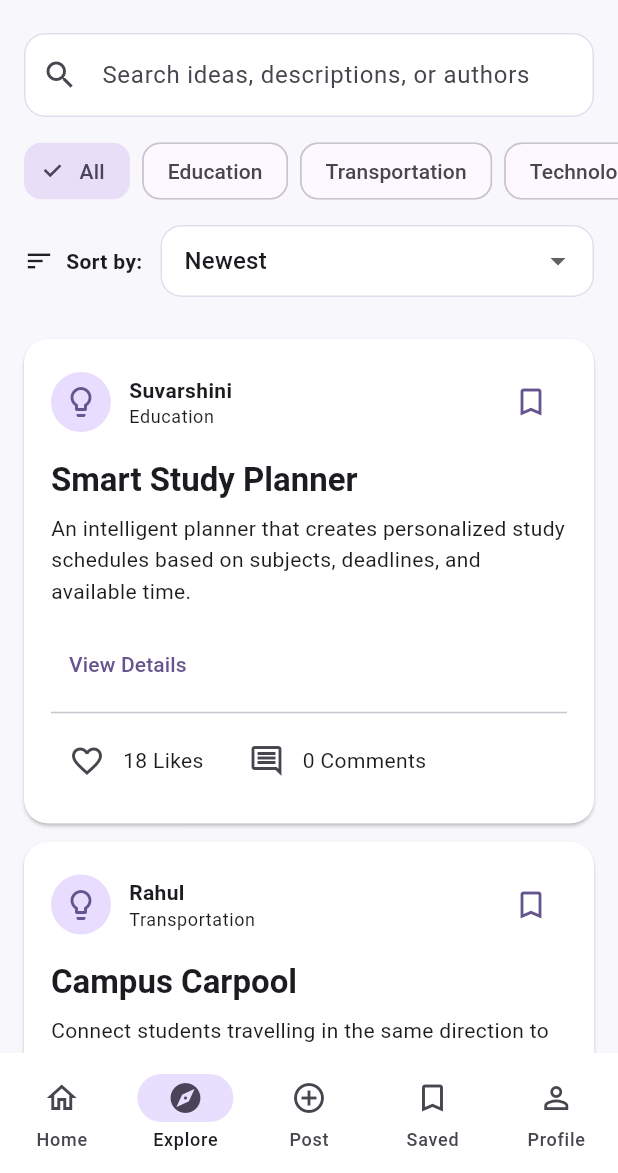
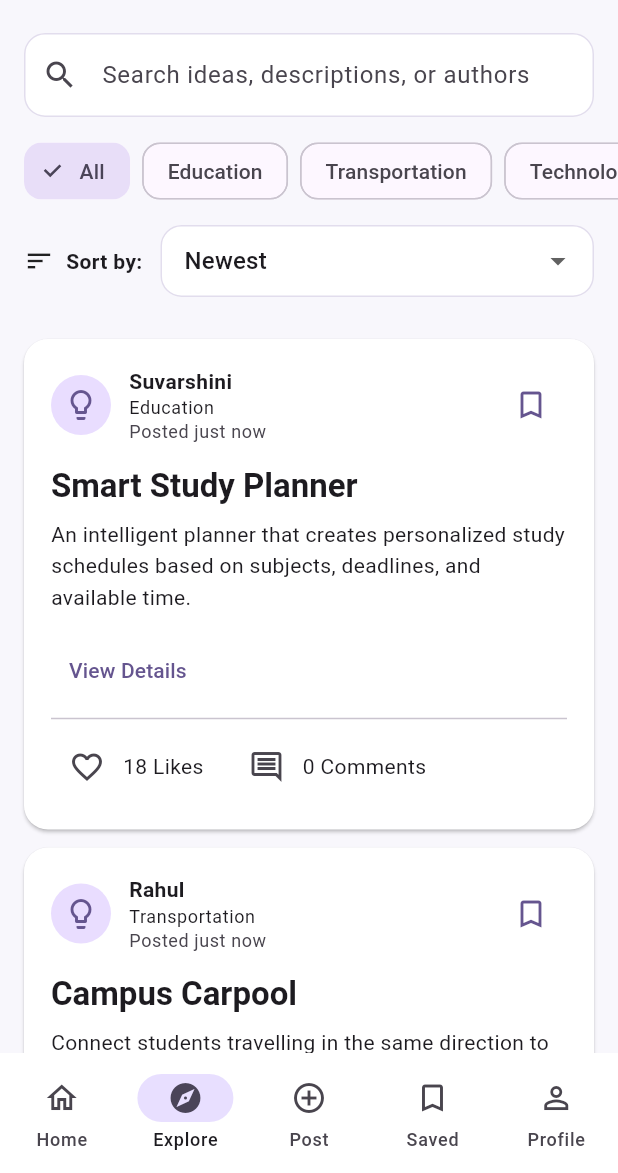
Before and after one commit to suvarshinigandham/ideabank, a Flutter app: the screen it shows after launch, item 2 of the bottom bar chosen, on a phone screen of 412 x 824 dp, the part 63-1236 px from its top. Run offline on Flutter 3.47's test engine with Material 3 defaults, Android fonts, the phone set to English and light mode, and no system bars; our stand-ins replace shared_preferences.

Commit message:
Add timestamps to ideas

```diff
--- a/lib/idea.dart
+++ b/lib/idea.dart
@@ -7,6 +7,7 @@ class Idea {
   bool liked;
   bool saved;
   List<String> comments;
+  DateTime createdAt;
 
   Idea({
     required this.title,
@@ -17,7 +18,9 @@ class Idea {
     this.liked = false,
     this.saved = false,
     List<String>? comments,
-  }) : comments = comments ?? [];
+    DateTime? createdAt,
+  }) : comments = comments ?? [],
+       createdAt = createdAt ?? DateTime.now();
 
   Map<String, dynamic> toJson() {
     return {
@@ -29,6 +32,7 @@ class Idea {
       'liked': liked,
       'saved': saved,
       'comments': comments,
+      'createdAt': createdAt.toIso8601String(),
     };
   }
 
@@ -42,6 +46,9 @@ class Idea {
       liked: json['liked'] ?? false,
       saved: json['saved'] ?? false,
       comments: List<String>.from(json['comments'] ?? []),
+      createdAt:
+          DateTime.tryParse(json['createdAt']?.toString() ?? '') ??
+          DateTime.now(),
     );
   }
 }
--- a/lib/idea_card.dart
+++ b/lib/idea_card.dart
@@ -25,6 +25,28 @@ class IdeaCard extends StatelessWidget {
     onChanged();
   }
 
+  String formatDate(DateTime date) {
+    final difference = DateTime.now().difference(date);
+
+    if (difference.inMinutes < 1) {
+      return 'just now';
+    }
+
+    if (difference.inHours < 1) {
+      return '${difference.inMinutes} minutes ago';
+    }
+
+    if (difference.inDays < 1) {
+      return '${difference.inHours} hours ago';
+    }
+
+    if (difference.inDays == 1) {
+      return 'yesterday';
+    }
+
+    return '${date.day}/${date.month}/${date.year}';
+  }
+
   void showIdeaDetails(BuildContext context) {
     final commentController = TextEditingController();
 
@@ -49,6 +71,11 @@ class IdeaCard extends StatelessWidget {
                       Text(
                         'Posted by ${idea.author}',
                         style: const TextStyle(fontWeight: FontWeight.w600),
+                      ),
+                      const SizedBox(height: 6),
+                      Text(
+                        'Posted ${formatDate(idea.createdAt)}',
+                        style: Theme.of(context).textTheme.bodySmall,
                       ),
                       const Divider(height: 28),
                       const Text(
@@ -143,6 +170,7 @@ class IdeaCard extends StatelessWidget {
                   ),
                 ),
                 const SizedBox(width: 12),
+
                 Expanded(
                   child: Column(
                     crossAxisAlignment: CrossAxisAlignment.start,
@@ -152,9 +180,16 @@ class IdeaCard extends StatelessWidget {
                         style: const TextStyle(fontWeight: FontWeight.bold),
                       ),
                       Text(idea.category, style: theme.textTheme.bodySmall),
+                      Text(
+                        'Posted ${formatDate(idea.createdAt)}',
+                        style: theme.textTheme.bodySmall?.copyWith(
+                          color: theme.colorScheme.onSurfaceVariant,
+                        ),
+                      ),
                     ],
                   ),
                 ),
+
                 IconButton(
                   tooltip: idea.saved ? 'Unsave idea' : 'Save idea',
                   onPressed: toggleSave,
--- a/lib/main.dart
+++ b/lib/main.dart
@@ -26,8 +26,6 @@ class IdeaBankApp extends StatelessWidget {
     );
   }
 }
-
-// SUPPORT MOUSE AND TRACKPAD SCROLLING
 
 class AppScrollBehavior extends MaterialScrollBehavior {
   const AppScrollBehavior();
@@ -86,8 +84,6 @@ class _MainScreenState extends State<MainScreen> {
     loadData();
   }
 
-  // LOAD SAVED IDEAS AND PROFILE
-
   Future<void> loadData() async {
     final prefs = await SharedPreferences.getInstance();
 
@@ -126,8 +122,6 @@ class _MainScreenState extends State<MainScreen> {
     }
   }
 
-  // SAVE IDEAS AND PROFILE
-
   Future<void> saveData() async {
     final prefs = await SharedPreferences.getInstance();
 
@@ -138,14 +132,10 @@ class _MainScreenState extends State<MainScreen> {
     await prefs.setString('ideabank_profile_bio', profileBio);
   }
 
-  // SAVE AFTER ANY IDEA CHANGE
-
   void onIdeaChanged() {
     setState(() {});
     saveData();
   }
-
-  // ADD A NEW IDEA
 
   void addIdea(Idea idea) {
     setState(() {
@@ -159,8 +149,6 @@ class _MainScreenState extends State<MainScreen> {
       const SnackBar(content: Text('Your idea was posted successfully!')),
     );
   }
-
-  // UPDATE PROFILE
 
   void updateProfile(String name, String bio) {
     setState(() {
@@ -365,23 +353,17 @@ class HomePage extends StatelessWidget {
               ],
             ),
           ),
-
           const SizedBox(height: 26),
-
           const Text(
             'Discover Ideas',
             style: TextStyle(fontSize: 22, fontWeight: FontWeight.bold),
           ),
-
           const SizedBox(height: 6),
-
           Text(
             'Explore what the community is thinking about.',
             style: TextStyle(color: Colors.grey.shade700),
           ),
-
           const SizedBox(height: 16),
-
           if (ideas.isEmpty)
             const EmptyIdeasMessage(
               title: 'No ideas yet',
@@ -438,16 +420,14 @@ class _ExplorePageState extends State<ExplorePage> {
       return matchesSearch && matchesCategory;
     }).toList();
 
+    // TIMESTAMP-BASED SORTING
+
     if (selectedSort == 'Most Liked') {
       filteredIdeas.sort((a, b) => b.likes.compareTo(a.likes));
     } else if (selectedSort == 'Oldest') {
-      filteredIdeas.sort(
-        (a, b) => widget.ideas.indexOf(b).compareTo(widget.ideas.indexOf(a)),
-      );
+      filteredIdeas.sort((a, b) => a.createdAt.compareTo(b.createdAt));
     } else {
-      filteredIdeas.sort(
-        (a, b) => widget.ideas.indexOf(a).compareTo(widget.ideas.indexOf(b)),
-      );
+      filteredIdeas.sort((a, b) => b.createdAt.compareTo(a.createdAt));
     }
 
     return Scaffold(
@@ -616,6 +596,7 @@ class _PostPageState extends State<PostPage> {
       description: descriptionController.text.trim(),
       category: selectedCategory,
       author: authorController.text.trim(),
+      createdAt: DateTime.now(),
     );
 
     widget.onSubmit(idea);
@@ -651,14 +632,11 @@ class _PostPageState extends State<PostPage> {
                 'Have a great idea?',
                 style: TextStyle(fontSize: 24, fontWeight: FontWeight.bold),
               ),
-
               const SizedBox(height: 8),
-
               Text(
                 'Describe it and share it with the IdeaBank community.',
                 style: TextStyle(color: Colors.grey.shade700),
               ),
-
               const SizedBox(height: 24),
 
               TextFormField(
@@ -867,9 +845,7 @@ class _ProfilePageState extends State<ProfilePage> {
                     prefixIcon: Icon(Icons.person_outline),
                   ),
                 ),
-
                 const SizedBox(height: 12),
-
                 TextField(
                   controller: bioController,
                   maxLength: 120,
@@ -889,7 +865,6 @@ class _ProfilePageState extends State<ProfilePage> {
               },
               child: const Text('Cancel'),
             ),
-
             ElevatedButton(
               onPressed: () {
                 final name = nameController.text.trim();
@@ -995,9 +970,7 @@ class _ProfilePageState extends State<ProfilePage> {
                     value: totalIdeas.toString(),
                   ),
                 ),
-
                 const SizedBox(width: 10),
-
                 Expanded(
                   child: _ProfileStatCard(
                     icon: Icons.favorite_outline,
@@ -1005,9 +978,7 @@ class _ProfilePageState extends State<ProfilePage> {
                     value: totalLikes.toString(),
                   ),
                 ),
-
                 const SizedBox(width: 10),
-
                 Expanded(
                   child: _ProfileStatCard(
                     icon: Icons.bookmark_outline,
@@ -1077,16 +1048,12 @@ class _ProfileStatCard extends StatelessWidget {
         child: Column(
           children: [
             Icon(icon, size: 27, color: Theme.of(context).colorScheme.primary),
-
             const SizedBox(height: 10),
-
             Text(
               value,
               style: const TextStyle(fontSize: 21, fontWeight: FontWeight.bold),
             ),
-
             const SizedBox(height: 4),
-
             Text(label, style: const TextStyle(fontSize: 12)),
           ],
         ),
@@ -1095,7 +1062,7 @@ class _ProfileStatCard extends StatelessWidget {
   }
 }
 
-// EMPTY STATE WIDGET
+// EMPTY STATE
 
 class EmptyIdeasMessage extends StatelessWidget {
   final String message;
@@ -1127,9 +1094,7 @@ class EmptyIdeasMessage extends StatelessWidget {
               ),
               child: Icon(icon, size: 55, color: theme.colorScheme.primary),
             ),
-
             const SizedBox(height: 22),
-
             Text(
               title,
               textAlign: TextAlign.center,
@@ -1137,9 +1102,7 @@ class EmptyIdeasMessage extends StatelessWidget {
                 fontWeight: FontWeight.bold,
               ),
             ),
-
             const SizedBox(height: 10),
-
             Text(
               message,
               textAlign: TextAlign.center,
@@ -1148,9 +1111,7 @@ class EmptyIdeasMessage extends StatelessWidget {
                 height: 1.5,
               ),
             ),
-
             const SizedBox(height: 18),
-
             Text(
               'Keep exploring and sharing your ideas!',
               textAlign: TextAlign.center,
```
Also changed, not shown: 1 other file.
